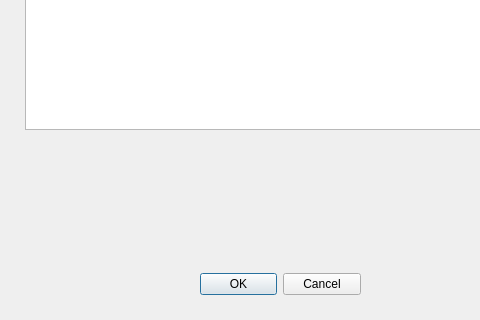
Old version of the form styles/profile_design.ui in the repository NickBogat/appNote; both pictures show x 0 to 480 and y 202 to 522 of the 562 by 522 pixel window.
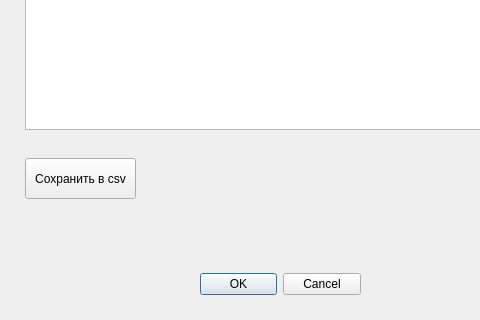
New version of the form.

```diff
--- a/styles/profile_design.ui
+++ b/styles/profile_design.ui
@@ -57,6 +57,19 @@
     </rect>
    </property>
   </widget>
+  <widget class="QPushButton" name="pushButton">
+   <property name="geometry">
+    <rect>
+     <x>25</x>
+     <y>360</y>
+     <width>111</width>
+     <height>41</height>
+    </rect>
+   </property>
+   <property name="text">
+    <string>Сохранить в csv</string>
+   </property>
+  </widget>
  </widget>
  <resources/>
  <connections>
```
